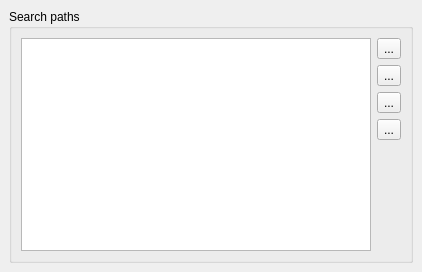
Qt form code/nel/tools/3d/object_viewer_qt/src/plugins/core/search_paths_settings_page.ui (ryzom/ryzomcore) before a commit.
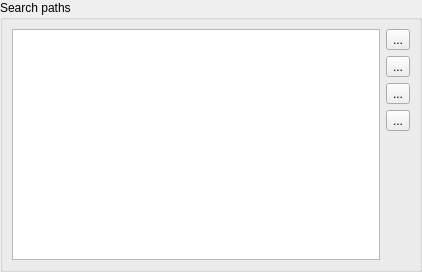
The same form after that commit. Icons and pictures are not drawn.

```diff
--- a/code/nel/tools/3d/object_viewer_qt/src/plugins/core/search_paths_settings_page.ui
+++ b/code/nel/tools/3d/object_viewer_qt/src/plugins/core/search_paths_settings_page.ui
@@ -15,7 +15,7 @@
   </property>
   <layout class="QGridLayout" name="gridLayout">
    <property name="margin">
-    <number>9</number>
+    <number>0</number>
    </property>
    <item row="0" column="0">
     <widget class="QGroupBox" name="searchPathsGroupBox">
```
